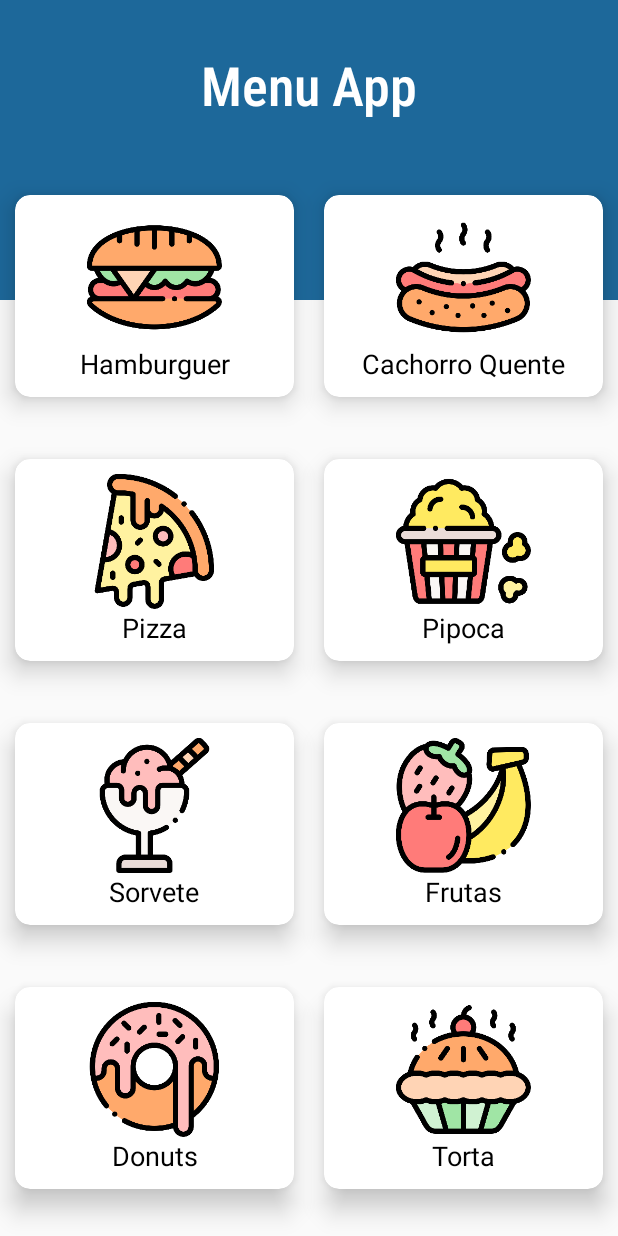
After one commit to IgorMeloMoraes/Ui_Android_Projects, an Android app: the UI_5_Dashboard_Activity screen opened directly, with no data from a screen before it, on a phone screen of 412 x 824 dp. The commit adds this screen. Run offline under Robolectric (Android 15) with nearby library versions, the phone set to English and light mode, and no system bars.

Commit message:
Projeto V - UI Dashboard - Finalização da UI

```diff
--- a/app/src/main/AndroidManifest.xml
+++ b/app/src/main/AndroidManifest.xml
@@ -12,6 +12,9 @@
         android:supportsRtl="true"
         android:theme="@style/Theme.UiAndroidProjects"
         tools:targetApi="31">
+        <activity
+            android:name=".UI_5_Dashboard_Activity"
+            android:exported="false" />
         <activity
             android:name=".UI_4_Login_Activity"
             android:exported="false" />
--- /dev/null
+++ b/app/src/main/java/com/example/uiandroidprojects/UI_5_Dashboard_Activity.java
@@ -0,0 +1,14 @@
+package com.example.uiandroidprojects;
+
+import androidx.appcompat.app.AppCompatActivity;
+
+import android.os.Bundle;
+
+public class UI_5_Dashboard_Activity extends AppCompatActivity {
+
+    @Override
+    protected void onCreate(Bundle savedInstanceState) {
+        super.onCreate(savedInstanceState);
+        setContentView(R.layout.activity_ui5_dashboard);
+    }
+}
--- /dev/null
+++ b/app/src/main/res/layout/activity_ui5_dashboard.xml
@@ -0,0 +1,388 @@
+<?xml version="1.0" encoding="utf-8"?>
+<androidx.constraintlayout.widget.ConstraintLayout
+    xmlns:android="http://schemas.android.com/apk/res/android"
+    xmlns:app="http://schemas.android.com/apk/res-auto"
+    xmlns:tools="http://schemas.android.com/tools"
+    android:layout_width="match_parent"
+    android:layout_height="match_parent"
+    tools:context=".UI_5_Dashboard_Activity">
+
+    <androidx.constraintlayout.widget.ConstraintLayout
+        android:id="@+id/constraint_container_topo"
+        android:layout_width="match_parent"
+        android:layout_height="@dimen/img_padrao_200"
+        android:background="@color/lapis_lazuli"
+        app:layout_constraintEnd_toEndOf="parent"
+        app:layout_constraintStart_toStartOf="parent"
+        app:layout_constraintTop_toTopOf="parent">
+
+        <TextView
+            android:id="@+id/txt_titulo"
+            android:layout_width="wrap_content"
+            android:layout_height="wrap_content"
+            android:layout_marginTop="@dimen/margin_padrao_32"
+            android:fontFamily="sans-serif-condensed-medium"
+            android:text="@string/txt_titulo_ui_5"
+            android:textColor="@color/branco"
+            android:textSize="@dimen/text_grande_36"
+            app:layout_constraintEnd_toEndOf="parent"
+            app:layout_constraintStart_toStartOf="parent"
+            app:layout_constraintTop_toTopOf="parent" />
+    </androidx.constraintlayout.widget.ConstraintLayout>
+
+    <LinearLayout
+        android:id="@+id/linear_vertical_principal"
+        android:layout_width="match_parent"
+        android:layout_height="match_parent"
+        android:layout_marginTop="@dimen/margin_gigante_120"
+        android:orientation="vertical"
+        app:layout_constraintBottom_toBottomOf="parent"
+        app:layout_constraintEnd_toEndOf="parent"
+        app:layout_constraintStart_toStartOf="parent"
+        app:layout_constraintTop_toTopOf="parent">
+
+        <LinearLayout
+            android:id="@+id/linear_horizontal_linha_1"
+            android:layout_width="match_parent"
+            android:layout_height="0dp"
+            android:layout_weight="1"
+            android:orientation="horizontal">
+
+            <androidx.cardview.widget.CardView
+                android:id="@+id/card_hamburger"
+                android:layout_width="0dp"
+                android:layout_height="wrap_content"
+                android:layout_margin="@dimen/margin_pequena_10"
+                android:layout_weight="1"
+                app:cardCornerRadius="@dimen/radius_pequeno_10"
+                app:cardElevation="@dimen/elevation_10">
+
+                <androidx.constraintlayout.widget.ConstraintLayout
+                    android:id="@+id/constraint_hamburguer"
+                    android:layout_width="match_parent"
+                    android:layout_height="wrap_content"
+                    android:layout_margin="@dimen/margin_pequena_10">
+
+                    <ImageView
+                        android:id="@+id/img_hamburguer"
+                        android:layout_width="@dimen/img_90"
+                        android:layout_height="@dimen/img_90"
+                        android:layout_marginBottom="@dimen/margin_pequena_8"
+                        app:layout_constraintBottom_toTopOf="@+id/txt_hamburguer"
+                        app:layout_constraintEnd_toEndOf="parent"
+                        app:layout_constraintStart_toStartOf="parent"
+                        app:layout_constraintTop_toTopOf="parent"
+                        app:srcCompat="@drawable/sandwich" />
+
+                    <TextView
+                        android:id="@+id/txt_hamburguer"
+                        android:layout_width="wrap_content"
+                        android:layout_height="wrap_content"
+                        android:text="@string/txt_hamburguer"
+                        android:textColor="@color/preto"
+                        android:textSize="@dimen/text_medio_18"
+                        app:layout_constraintEnd_toEndOf="parent"
+                        app:layout_constraintStart_toStartOf="parent"
+                        app:layout_constraintTop_toBottomOf="@+id/img_hamburguer" />
+                </androidx.constraintlayout.widget.ConstraintLayout>
+            </androidx.cardview.widget.CardView>
+
+            <androidx.cardview.widget.CardView
+                android:id="@+id/card_cachorro_quente"
+                android:layout_width="0dp"
+                android:layout_height="wrap_content"
+                android:layout_margin="@dimen/margin_pequena_10"
+                android:layout_weight="1"
+                app:cardCornerRadius="@dimen/radius_pequeno_10"
+                app:cardElevation="@dimen/elevation_10">
+
+                <androidx.constraintlayout.widget.ConstraintLayout
+                    android:id="@+id/constraint_cachorro_quente"
+                    android:layout_width="match_parent"
+                    android:layout_height="wrap_content"
+                    android:layout_margin="@dimen/margin_pequena_10">
+
+                    <ImageView
+                        android:id="@+id/img_cachorro_quente"
+                        android:layout_width="@dimen/img_90"
+                        android:layout_height="@dimen/img_90"
+                        android:layout_marginBottom="@dimen/margin_pequena_8"
+                        app:layout_constraintBottom_toTopOf="@+id/txt_cachorro_quente"
+                        app:layout_constraintEnd_toEndOf="parent"
+                        app:layout_constraintStart_toStartOf="parent"
+                        app:layout_constraintTop_toTopOf="parent"
+                        app:srcCompat="@drawable/hotdog" />
+
+                    <TextView
+                        android:id="@+id/txt_cachorro_quente"
+                        android:layout_width="wrap_content"
+                        android:layout_height="wrap_content"
+                        android:text="@string/txt_cachorro_quente"
+                        android:textColor="@color/preto"
+                        android:textSize="@dimen/text_medio_18"
+                        app:layout_constraintEnd_toEndOf="parent"
+                        app:layout_constraintStart_toStartOf="parent"
+                        app:layout_constraintTop_toBottomOf="@+id/img_cachorro_quente" />
+                </androidx.constraintlayout.widget.ConstraintLayout>
+            </androidx.cardview.widget.CardView>
+        </LinearLayout>
+
+        <LinearLayout
+            android:id="@+id/linear_horizontal_linha_2"
+            android:layout_width="match_parent"
+            android:layout_height="0dp"
+            android:layout_weight="1"
+            android:orientation="horizontal">
+
+            <androidx.cardview.widget.CardView
+                android:id="@+id/card_pizza"
+                android:layout_width="0dp"
+                android:layout_height="wrap_content"
+                android:layout_margin="@dimen/margin_pequena_10"
+                android:layout_weight="1"
+                app:cardCornerRadius="@dimen/radius_pequeno_10"
+                app:cardElevation="@dimen/elevation_10">
+
+                <androidx.constraintlayout.widget.ConstraintLayout
+                    android:id="@+id/contraint_pizaa"
+                    android:layout_width="match_parent"
+                    android:layout_height="wrap_content"
+                    android:layout_margin="@dimen/margin_pequena_10">
+
+                    <ImageView
+                        android:id="@+id/img_pizza"
+                        android:layout_width="@dimen/img_90"
+                        android:layout_height="@dimen/img_90"
+                        android:layout_marginBottom="@dimen/margin_pequena_8"
+                        app:layout_constraintBottom_toTopOf="@+id/txt_pizza"
+                        app:layout_constraintEnd_toEndOf="parent"
+                        app:layout_constraintStart_toStartOf="parent"
+                        app:layout_constraintTop_toTopOf="parent"
+                        app:srcCompat="@drawable/pizza" />
+
+                    <TextView
+                        android:id="@+id/txt_pizza"
+                        android:layout_width="wrap_content"
+                        android:layout_height="wrap_content"
+                        android:text="@string/txt_pizza"
+                        android:textColor="@color/preto"
+                        android:textSize="@dimen/text_medio_18"
+                        app:layout_constraintEnd_toEndOf="parent"
+                        app:layout_constraintStart_toStartOf="parent"
+                        app:layout_constraintTop_toBottomOf="@+id/img_pizza" />
+                </androidx.constraintlayout.widget.ConstraintLayout>
+            </androidx.cardview.widget.CardView>
+
+            <androidx.cardview.widget.CardView
+                android:id="@+id/card_pipoca"
+                android:layout_width="0dp"
+                android:layout_height="wrap_content"
+                android:layout_margin="@dimen/margin_pequena_10"
+                android:layout_weight="1"
+                app:cardCornerRadius="@dimen/radius_pequeno_10"
+                app:cardElevation="@dimen/elevation_10">
+
+                <androidx.constraintlayout.widget.ConstraintLayout
+                    android:id="@+id/constraint_pipoca"
+                    android:layout_width="match_parent"
+                    android:layout_height="wrap_content"
+                    android:layout_margin="@dimen/margin_pequena_10">
+
+                    <ImageView
+                        android:id="@+id/img_pipoca"
+                        android:layout_width="@dimen/img_90"
+                        android:layout_height="@dimen/img_90"
+                        android:layout_marginBottom="@dimen/margin_pequena_8"
+                        app:layout_constraintBottom_toTopOf="@+id/txt_pipoca"
+                        app:layout_constraintEnd_toEndOf="parent"
+                        app:layout_constraintStart_toStartOf="parent"
+                        app:layout_constraintTop_toTopOf="parent"
+                        app:srcCompat="@drawable/pipoca" />
+
+                    <TextView
+                        android:id="@+id/txt_pipoca"
+                        android:layout_width="wrap_content"
+                        android:layout_height="wrap_content"
+                        android:text="@string/txt_pipoca"
+                        android:textColor="@color/preto"
+                        android:textSize="@dimen/text_medio_18"
+                        app:layout_constraintEnd_toEndOf="parent"
+                        app:layout_constraintStart_toStartOf="parent"
+                        app:layout_constraintTop_toBottomOf="@+id/img_pipoca" />
+                </androidx.constraintlayout.widget.ConstraintLayout>
+            </androidx.cardview.widget.CardView>
+        </LinearLayout>
+
+        <LinearLayout
+            android:id="@+id/linear_horizontal_linha_3"
+            android:layout_width="match_parent"
+            android:layout_height="0dp"
+            android:layout_weight="1"
+            android:orientation="horizontal">
+
+            <androidx.cardview.widget.CardView
+                android:id="@+id/card_sorvete"
+                android:layout_width="0dp"
+                android:layout_height="wrap_content"
+                android:layout_margin="@dimen/margin_pequena_10"
+                android:layout_weight="1"
+                app:cardCornerRadius="@dimen/radius_pequeno_10"
+                app:cardElevation="@dimen/elevation_10">
+
+                <androidx.constraintlayout.widget.ConstraintLayout
+                    android:id="@+id/contraint_sorvete"
+                    android:layout_width="match_parent"
+                    android:layout_height="wrap_content"
+                    android:layout_margin="@dimen/margin_pequena_10">
+
+                    <ImageView
+                        android:id="@+id/img_sorvete"
+                        android:layout_width="@dimen/img_90"
+                        android:layout_height="@dimen/img_90"
+                        android:layout_marginBottom="@dimen/margin_pequena_8"
+                        app:layout_constraintBottom_toTopOf="@+id/txt_sorvete"
+                        app:layout_constraintEnd_toEndOf="parent"
+                        app:layout_constraintStart_toStartOf="parent"
+                        app:layout_constraintTop_toTopOf="parent"
+                        app:srcCompat="@drawable/sorvete" />
+
+                    <TextView
+                        android:id="@+id/txt_sorvete"
+                        android:layout_width="wrap_content"
+                        android:layout_height="wrap_content"
+                        android:text="@string/txt_sorvete"
+                        android:textColor="@color/preto"
+                        android:textSize="@dimen/text_medio_18"
+                        app:layout_constraintEnd_toEndOf="parent"
+                        app:layout_constraintStart_toStartOf="parent"
+                        app:layout_constraintTop_toBottomOf="@+id/img_sorvete" />
+                </androidx.constraintlayout.widget.ConstraintLayout>
+            </androidx.cardview.widget.CardView>
+
+            <androidx.cardview.widget.CardView
+                android:id="@+id/card_frutas"
+                android:layout_width="0dp"
+                android:layout_height="wrap_content"
+                android:layout_margin="@dimen/margin_pequena_10"
+                android:layout_weight="1"
+                app:cardCornerRadius="@dimen/radius_pequeno_10"
+                app:cardElevation="@dimen/elevation_10">
+
+                <androidx.constraintlayout.widget.ConstraintLayout
+                    android:id="@+id/constraint_frutas"
+                    android:layout_width="match_parent"
+                    android:layout_height="wrap_content"
+                    android:layout_margin="@dimen/margin_pequena_10">
+
+                    <ImageView
+                        android:id="@+id/img_frutas"
+                        android:layout_width="@dimen/img_90"
+                        android:layout_height="@dimen/img_90"
+                        android:layout_marginBottom="@dimen/margin_pequena_8"
+                        app:layout_constraintBottom_toTopOf="@+id/txt_frutas"
+                        app:layout_constraintEnd_toEndOf="parent"
+                        app:layout_constraintStart_toStartOf="parent"
+                        app:layout_constraintTop_toTopOf="parent"
+                        app:srcCompat="@drawable/frutas" />
+
+                    <TextView
+                        android:id="@+id/txt_frutas"
+                        android:layout_width="wrap_content"
+                        android:layout_height="wrap_content"
+                        android:text="@string/txt_frutas"
+                        android:textColor="@color/preto"
+                        android:textSize="@dimen/text_medio_18"
+                        app:layout_constraintEnd_toEndOf="parent"
+                        app:layout_constraintStart_toStartOf="parent"
+                        app:layout_constraintTop_toBottomOf="@+id/img_frutas" />
+                </androidx.constraintlayout.widget.ConstraintLayout>
+            </androidx.cardview.widget.CardView>
+        </LinearLayout>
+
+        <LinearLayout
+            android:id="@+id/linear_horizontal_linha_4"
+            android:layout_width="match_parent"
+            android:layout_height="0dp"
+            android:layout_weight="1"
+            android:orientation="horizontal">
+
+            <androidx.cardview.widget.CardView
+                android:id="@+id/card_donuds"
+                android:layout_width="0dp"
+                android:layout_height="wrap_content"
+                android:layout_margin="@dimen/margin_pequena_10"
+                android:layout_weight="1"
+                app:cardCornerRadius="@dimen/radius_pequeno_10"
+                app:cardElevation="@dimen/elevation_10">
+
+                <androidx.constraintlayout.widget.ConstraintLayout
+                    android:id="@+id/contraint_donuts"
+                    android:layout_width="match_parent"
+                    android:layout_height="wrap_content"
+                    android:layout_margin="@dimen/margin_pequena_10">
+
+                    <ImageView
+                        android:id="@+id/img_donuts"
+                        android:layout_width="@dimen/img_90"
+                        android:layout_height="@dimen/img_90"
+                        android:layout_marginBottom="@dimen/margin_pequena_8"
+                        app:layout_constraintBottom_toTopOf="@+id/txt_donuts"
+                        app:layout_constraintEnd_toEndOf="parent"
+                        app:layout_constraintStart_toStartOf="parent"
+                        app:layout_constraintTop_toTopOf="parent"
+                        app:srcCompat="@drawable/donut" />
+
+                    <TextView
+                        android:id="@+id/txt_donuts"
+                        android:layout_width="wrap_content"
+                        android:layout_height="wrap_content"
+                        android:text="@string/txt_donuts"
+                        android:textColor="@color/preto"
+                        android:textSize="@dimen/text_medio_18"
+                        app:layout_constraintEnd_toEndOf="parent"
+                        app:layout_constraintStart_toStartOf="parent"
+                        app:layout_constraintTop_toBottomOf="@+id/img_donuts" />
+                </androidx.constraintlayout.widget.ConstraintLayout>
+            </androidx.cardview.widget.CardView>
+
+            <androidx.cardview.widget.CardView
+                android:id="@+id/card_torta"
+                android:layout_width="0dp"
+                android:layout_height="wrap_content"
+                android:layout_margin="@dimen/margin_pequena_10"
+                android:layout_weight="1"
+                app:cardCornerRadius="@dimen/radius_pequeno_10"
+                app:cardElevation="@dimen/elevation_10">
+
+                <androidx.constraintlayout.widget.ConstraintLayout
+                    android:id="@+id/constraint_torta"
+                    android:layout_width="match_parent"
+                    android:layout_height="wrap_content"
+                    android:layout_margin="@dimen/margin_pequena_10">
+
+                    <ImageView
+                        android:id="@+id/img_torta"
+                        android:layout_width="@dimen/img_90"
+                        android:layout_height="@dimen/img_90"
+                        android:layout_marginBottom="@dimen/margin_pequena_8"
+                        app:layout_constraintBottom_toTopOf="@+id/txt_torta"
+                        app:layout_constraintEnd_toEndOf="parent"
+                        app:layout_constraintStart_toStartOf="parent"
+                        app:layout_constraintTop_toTopOf="parent"
+                        app:srcCompat="@drawable/torta" />
+
+                    <TextView
+                        android:id="@+id/txt_torta"
+                        android:layout_width="wrap_content"
+                        android:layout_height="wrap_content"
+                        android:text="@string/txt_torta"
+                        android:textColor="@color/preto"
+                        android:textSize="@dimen/text_medio_18"
+                        app:layout_constraintEnd_toEndOf="parent"
+                        app:layout_constraintStart_toStartOf="parent"
+                        app:layout_constraintTop_toBottomOf="@+id/img_torta" />
+                </androidx.constraintlayout.widget.ConstraintLayout>
+            </androidx.cardview.widget.CardView>
+        </LinearLayout>
+    </LinearLayout>
+</androidx.constraintlayout.widget.ConstraintLayout>
--- a/app/src/main/res/values/colors.xml
+++ b/app/src/main/res/values/colors.xml
@@ -41,5 +41,8 @@
     <color name="tomate">#FF512F</color>
     <color name="branco_opacidade_48">#79FFFFFF</color>
 
+    <!-- UI 5 - Dashboard    -->
+    <color name="lapis_lazuli">#FF1D689A</color>
+
 
 </resources>
--- a/app/src/main/res/values/dimens.xml
+++ b/app/src/main/res/values/dimens.xml
@@ -1,12 +1,14 @@
 <?xml version="1.0" encoding="utf-8"?>
 <resources>
     <!-- Margens-->
+    <dimen name="margin_pequena_8">80dp</dimen>
     <dimen name="margin_pequena_10">10dp</dimen>
     <dimen name="margin_pequena_15">15dp</dimen>
     <dimen name="margin_pequena_16">16dp</dimen>
     <dimen name="margin_media_24">24dp</dimen>
     <dimen name="margin_padrao_32">32dp</dimen>
     <dimen name="margin_grande_64">64dp</dimen>
+    <dimen name="margin_gigante_120">120dp</dimen>
 
     <!-- Padding  -->
     <dimen name="padding_media_20">20dp</dimen>
@@ -22,6 +24,7 @@
     <dimen name="text_gigante_60">60sp</dimen>
 
     <!-- Logos e Imagens -->
+    <dimen name="img_90">90dp</dimen>
     <dimen name="img_padrao_200">200dp</dimen>
 
     <!-- Caixas de texto -->
@@ -35,4 +38,7 @@
     <!-- Bordas  -->
     <dimen name="borda_pequena_1">1dp</dimen>
 
+    <!-- Elevation    -->
+    <dimen name="elevation_10">10dp</dimen>
+
 </resources>
--- a/app/src/main/res/values/strings.xml
+++ b/app/src/main/res/values/strings.xml
@@ -32,4 +32,17 @@
     <!-- UI 4 - Login    -->
     <string name="dsp_logo_ui_4">Logo circular com a os dizeres: sua logo aqui</string>
     <string name="txt_titulo_ui_4">Smart Home</string>
+
+    <!-- UI 5 - Dashboard    -->
+    <string name="txt_titulo_ui_5">Menu App</string>
+    <string name="txt_hamburguer">Hamburguer</string>
+    <string name="txt_cachorro_quente">Cachorro Quente</string>
+    <string name="txt_pizza">Pizza</string>
+    <string name="txt_pipoca">Pipoca</string>
+    <string name="txt_sorvete">Sorvete</string>
+    <string name="txt_frutas">Frutas</string>
+    <string name="txt_donuts">Donuts</string>
+    <string name="txt_torta">Torta</string>
+
+
 </resources>
--- a/app/src/main/res/values/themes.xml
+++ b/app/src/main/res/values/themes.xml
@@ -25,6 +25,10 @@
 
     </style>
 
+    <!-- UI 5 - Dashboard    -->
+    <style name="Base.Theme.DashboardUI5" parent="Theme.AppCompat.Light.DarkActionBar">
+
+    </style>
 
 
     <style name="Theme.UiAndroidProjects" parent="Base.Theme.UiAndroidProjects" />
```
Also changed, not shown: app/src/main/res/drawable-xxhdpi/donut.png (added), app/src/main/res/drawable-xxhdpi/frutas.png (added), app/src/main/res/drawable-xxhdpi/hotdog.png (added), app/src/main/res/drawable-xxhdpi/pipoca.png (added), app/src/main/res/drawable-xxhdpi/pizza.png (added), app/src/main/res/drawable-xxhdpi/sandwich.png (added), app/src/main/res/drawable-xxhdpi/sorvete.png (added), app/src/main/res/drawable-xxhdpi/torta.png (added).
